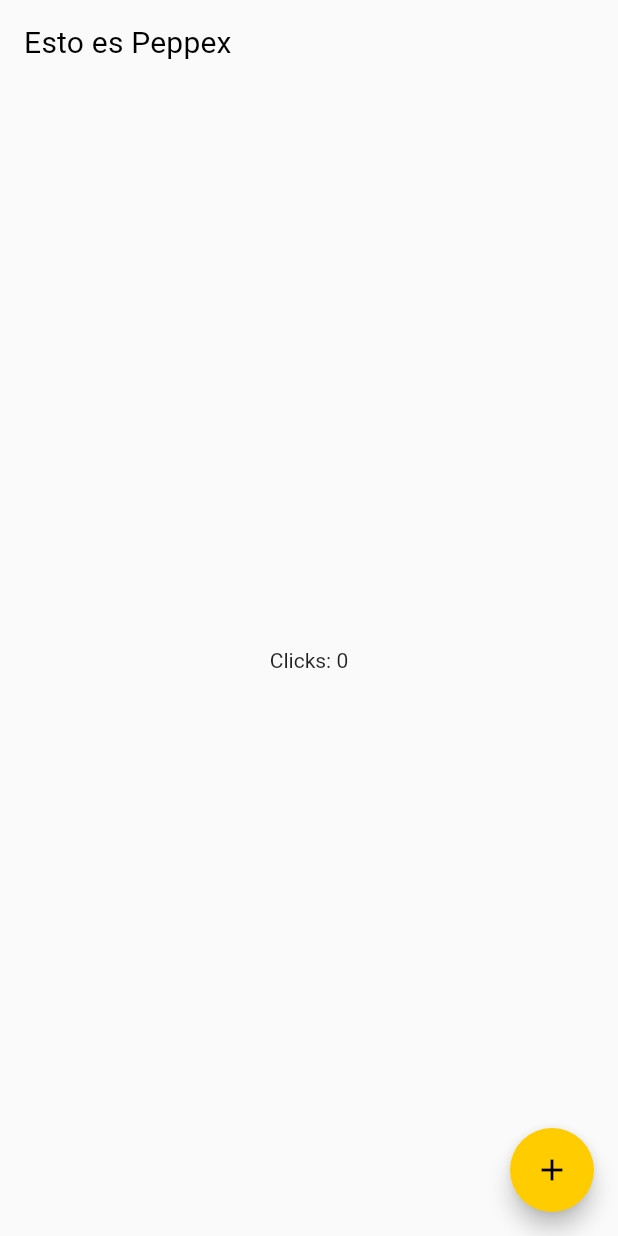
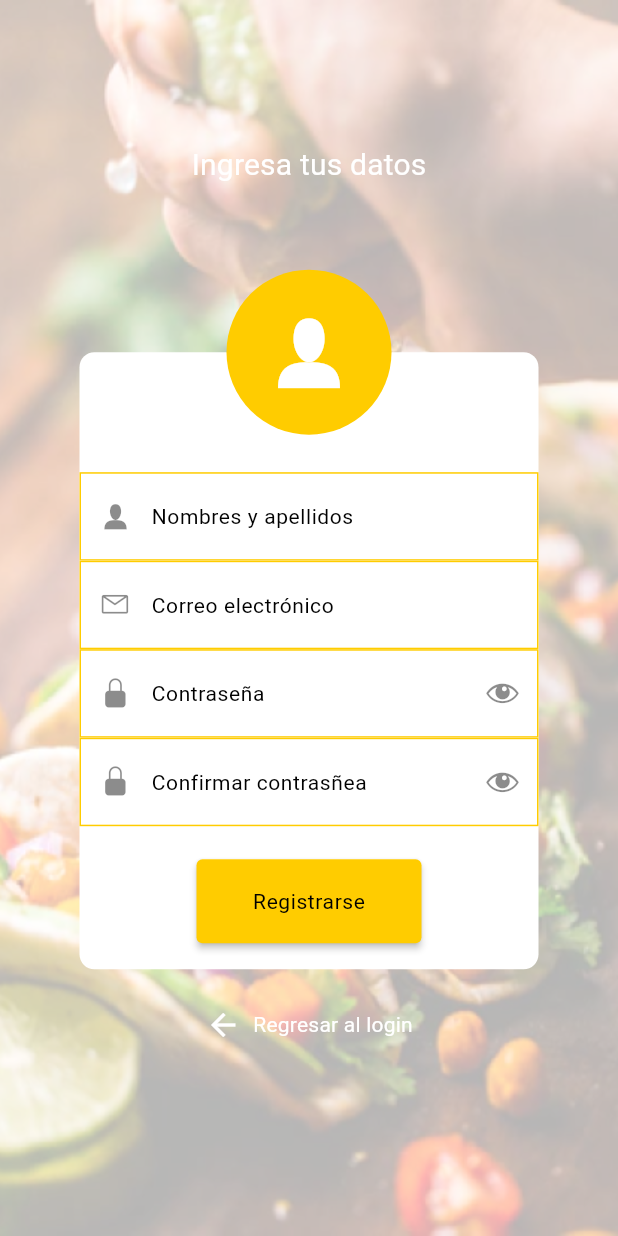
Before and after one commit to BadinhoCornejo/peppex-delivery, a Flutter app: the screen it shows after launch, on a phone screen of 412 x 824 dp. Run offline on Flutter 3.47's test engine with Material 2 defaults, Android fonts, the phone set to English and light mode, and no system bars; our stand-ins replace font_awesome_flutter, get.

Commit message:
Login and register interfaces

```diff
--- a/lib/main.dart
+++ b/lib/main.dart
@@ -3,13 +3,15 @@ import 'package:get/get.dart';
 
 import 'package:peppex_delivery/constants/app_theme.dart';
 
-import 'package:peppex_delivery/ui/screens/home.dart';
+//import 'package:peppex_delivery/ui/screens/home.dart';
+//import 'package:peppex_delivery/ui/screens/login.dart';
+import 'package:peppex_delivery/ui/screens/register.dart';
 
 void main() {
   runApp(GetMaterialApp(
     title: 'Peppex Delivery',
     theme: appTheme(),
     debugShowCheckedModeBanner: false,
-    home: Home(),
+    home: Register(),
   ));
 }
--- /dev/null
+++ b/lib/ui/components/input_field.dart
@@ -0,0 +1,60 @@
+import 'package:flutter/material.dart';
+
+import '../../constants/peppex_icons.dart';
+
+class InputField extends StatefulWidget{
+
+  final BuildContext context;
+  final String textHint;
+  final IconData iconData;
+  final bool isPassword;
+  final bool hasRadius;
+
+    InputField(
+      {Key key,
+      @required this.context,
+      @required this.textHint,
+      @required this.iconData,
+      @required this.isPassword,
+      @required this.hasRadius})
+      : super(key: key);
+
+  @override
+  _InputFieldState createState() => _InputFieldState();
+
+}
+
+class _InputFieldState extends State<InputField> {
+
+  bool _obscureText;
+
+  @override
+  void initState() {
+    _obscureText = widget.isPassword;
+  }
+
+  void _toggle() {
+    setState(() {
+      _obscureText = !_obscureText;
+    });
+  }
+
+  @override
+  Widget build(BuildContext context) {
+    return TextField(
+      style: Theme.of(context).textTheme.bodyText1,
+      decoration: InputDecoration(
+        prefixIcon: Icon(widget.iconData, size: 20),
+        hintText: widget.textHint,
+        border: OutlineInputBorder(
+          borderRadius: widget.hasRadius ? BorderRadius.circular(8) : BorderRadius.zero
+        ),
+        suffixIcon: widget.isPassword ? IconButton(
+            icon: _obscureText ? Icon(Peppex.dashicons_visibility) : Icon(Peppex.dashicons_hidden_1),
+            onPressed: () { _toggle(); },
+          ) : null
+      ),
+      obscureText: _obscureText,
+    );
+  }
+}
--- /dev/null
+++ b/lib/ui/components/main_button.dart
@@ -0,0 +1,18 @@
+import 'package:flutter/material.dart';
+
+class MainButton extends StatelessWidget {
+
+  final Function function;
+  final String buttonText;
+
+   MainButton(
+      {Key key,
+      @required this.buttonText,
+      @required this.function})
+      : super(key: key);
+
+  @override
+  Widget build(BuildContext context) {
+    return ElevatedButton(onPressed: () { function(); }, child: Text(buttonText, style: TextStyle(color: Colors.black)));
+  }
+}
--- /dev/null
+++ b/lib/ui/screens/register.dart
@@ -0,0 +1,88 @@
+import 'package:flutter/cupertino.dart';
+import 'package:flutter/material.dart';
+import 'package:peppex_delivery/ui/components/input_field.dart';
+import 'package:peppex_delivery/ui/components/main_button.dart';
+
+import '../../constants/peppex_icons.dart';
+
+class Register extends StatelessWidget {
+  @override
+  Widget build(BuildContext context) {
+    return Container(
+      decoration: BoxDecoration(
+          image: DecorationImage(
+              image: AssetImage("assets/images/background.png"),
+              colorFilter: ColorFilter.mode(Colors.black.withOpacity(0.3), BlendMode.dstATop),
+              fit: BoxFit.fill)
+            ),
+      child: Scaffold(
+        backgroundColor: Colors.transparent,
+        body: Column(
+          children: [
+            Expanded(
+              flex: 1,
+              child: Align(
+                child: Padding(
+                  padding: const EdgeInsets.only(bottom: 44),
+                  child: Text('Ingresa tus datos', style: Theme.of(context).textTheme.headline3),
+                ),
+                alignment: Alignment.bottomCenter,
+              )
+            ),
+            Expanded(
+              flex: 3,
+              child: Padding(
+                padding: const EdgeInsets.fromLTRB(53, 15, 53, 13),
+                child: Stack(
+                  children: [
+                    Positioned.fill(
+                      top: 55.0,
+                      child: Container(
+                        child: Column(
+                          children: [
+                            SizedBox(height: 80),
+                            InputField(context: context, textHint: 'Nombres y apellidos', iconData: Peppex.bytesize_user, isPassword: false, hasRadius: false),
+                            InputField(context: context, textHint: 'Correo electrónico', iconData: Peppex.carbon_email, isPassword: false, hasRadius: false),
+                            InputField(context: context, textHint: 'Contraseña', iconData: Peppex.bi_lock_fill, isPassword: true, hasRadius: false),
+                            InputField(context: context, textHint: 'Confirmar contrasñea', iconData: Peppex.bi_lock_fill, isPassword: true, hasRadius: false),
+                            SizedBox(height: 22),
+                            SizedBox(
+                              child: MainButton(buttonText: 'Registrarse', function: null),
+                              width: 150
+                            )
+                          ],
+                        ),
+                        decoration: BoxDecoration(
+                          borderRadius: BorderRadius.circular(10),
+                          color: Colors.white
+                        )
+                      )
+                    ),
+                    Align(
+                      alignment: Alignment.topCenter,
+                      child: CircleAvatar(
+                        backgroundColor: Theme.of(context).primaryColor,
+                        radius: 55.0,
+                        child: Icon(Peppex.bytesize_user, size: 55, color: Colors.white),
+                      ),
+                    )
+                  ],
+                )
+              ),
+            ),
+            Expanded(
+              flex: 1,
+              child: Align(
+                alignment: Alignment.topCenter,
+                child: TextButton.icon(
+                  onPressed: () {},
+                  icon: Icon(Icons.arrow_back, color: Colors.white),
+                  label: Text('Regresar al login', style: Theme.of(context).textTheme.subtitle2)
+                ),
+              ),
+            )
+          ])
+        )
+      );
+  }
+}
--- a/pubspec.yaml
+++ b/pubspec.yaml
@@ -28,6 +28,7 @@ dependencies:
   firebase_auth: ^0.18.1+2
   cloud_firestore: ^0.14.1+3
   google_sign_in: ^4.5.4
+  font_awesome_flutter: ^8.8.1
 
 
 
@@ -54,8 +55,8 @@ flutter:
   uses-material-design: true
 
   # To add assets to your application, add an assets section, like this:
-  # assets:
-  #   - images/a_dot_burr.jpeg
+  assets:
+  - assets/images/
   #   - images/a_dot_ham.jpeg
 
   # An image asset can refer to one or more resolution-specific "variants", see
```
Also changed, not shown: lib/constants/app_theme.dart (+66 -0 lines), lib/ui/screens/login.dart (added, +86 -0 lines), assets/images/background.png (added), pubspec.lock, 1 other file.
